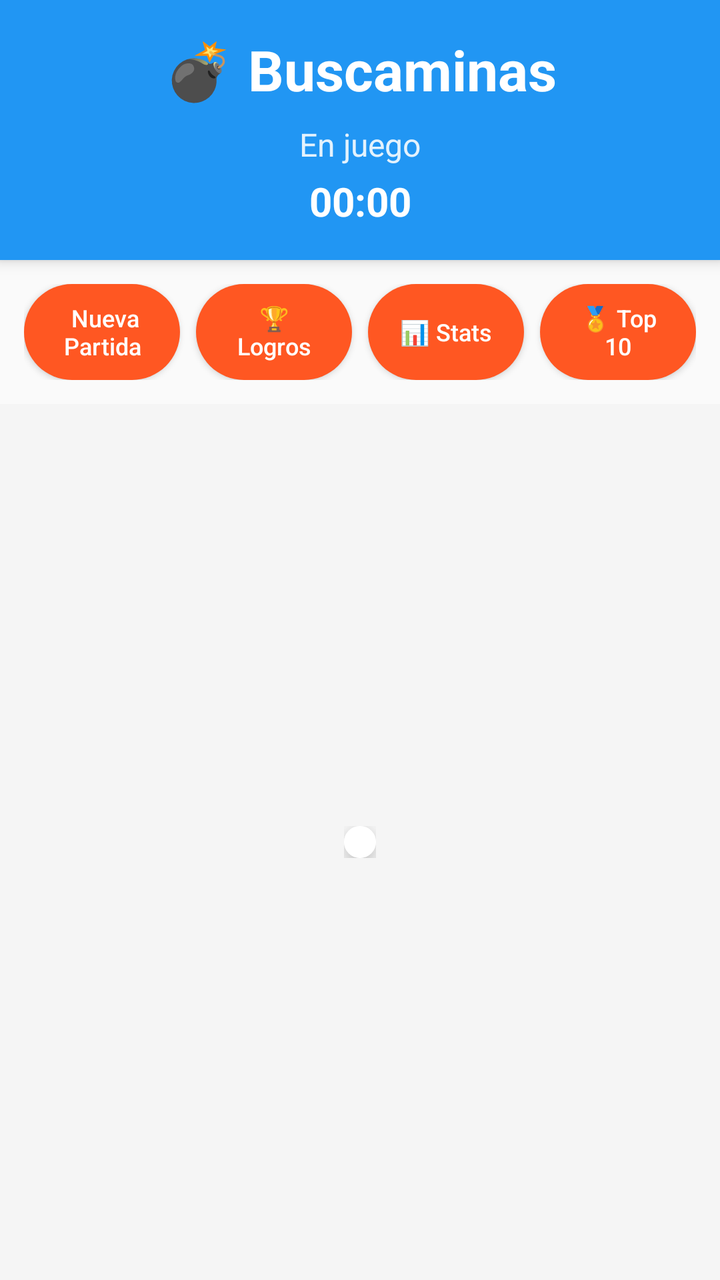
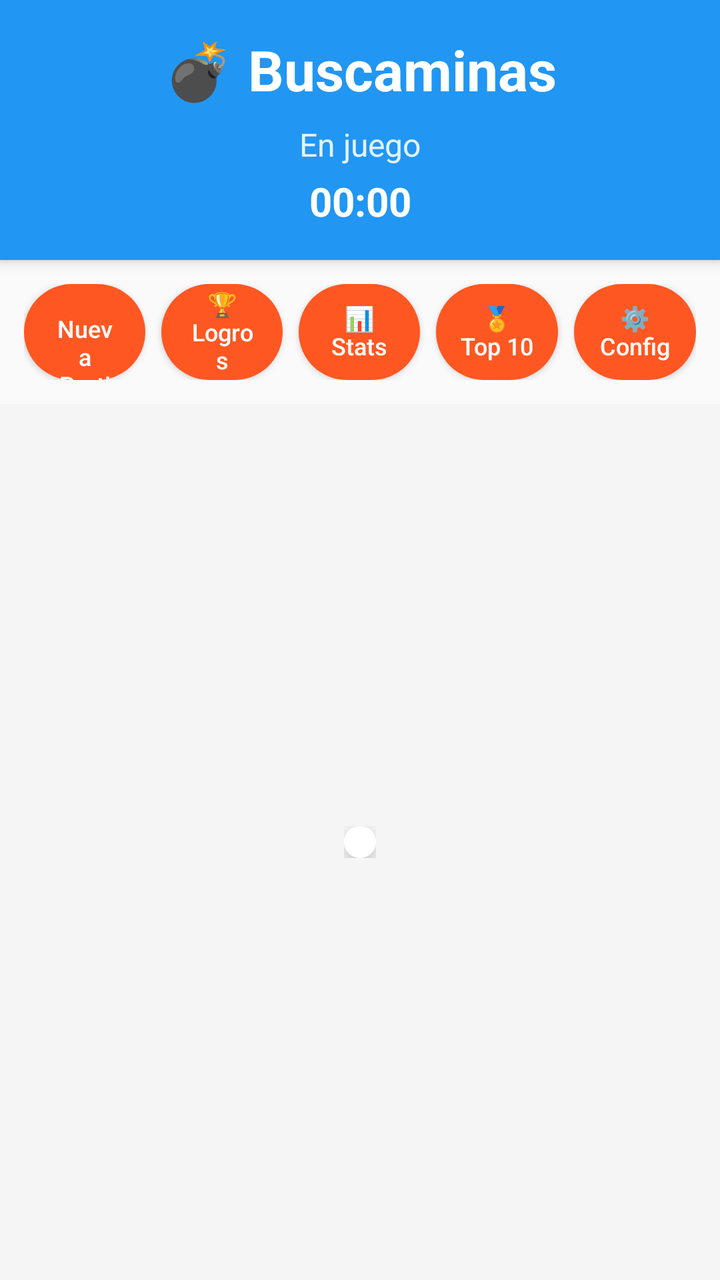

Compare the two renders of this Android layout. The source of the first and the diff that turns it into the second are given below.
<!-- AndroidManifest.xml: application theme Theme.Buscaminas -->
<!-- res/layout/activity_main.xml -->
<LinearLayout
    xmlns:android="http://schemas.android.com/apk/res/android"
    android:layout_width="match_parent"
    android:layout_height="match_parent"
    android:orientation="vertical"
    android:background="#FFFFFF">

    
    <LinearLayout
        android:layout_width="match_parent"
        android:layout_height="wrap_content"
        android:orientation="vertical"
        android:background="@color/header_bg"
        android:elevation="4dp"
        android:paddingTop="16dp"
        android:paddingBottom="16dp">

        <TextView
            android:id="@+id/tvTitulo"
            android:layout_width="match_parent"
            android:layout_height="wrap_content"
            android:text="💣 Buscaminas"
            android:textSize="28sp"
            android:textStyle="bold"
            android:textColor="@color/header_title"
            android:gravity="center"
            android:paddingBottom="8dp"/>

        <TextView
            android:id="@+id/tvEstado"
            android:layout_width="match_parent"
            android:layout_height="wrap_content"
            android:text="En juego"
            android:textSize="16sp"
            android:textColor="@color/header_subtitle"
            android:gravity="center"
            android:paddingBottom="4dp"/>

        <Chronometer
            android:id="@+id/cronometro"
            android:layout_width="match_parent"
            android:layout_height="wrap_content"
            android:gravity="center"
            android:textSize="20sp"
            android:textStyle="bold"
            android:textColor="@color/header_title"/>

    </LinearLayout>

    
    <LinearLayout
        android:layout_width="match_parent"
        android:layout_height="wrap_content"
        android:orientation="horizontal"
        android:gravity="center"
        android:padding="12dp"
        android:background="@color/background_light">

        <Button
            android:id="@+id/btnReiniciar"
            android:layout_width="0dp"
            android:layout_height="48dp"
            android:layout_weight="1"
            android:text=" Nueva Partida"
            android:textSize="12sp"
            android:textColor="@color/btn_reiniciar_text"
            android:textAllCaps="false"
            android:background="@drawable/boton_reiniciar"
            android:paddingStart="16dp"
            android:paddingEnd="16dp"
            android:elevation="2dp"
            android:layout_marginEnd="8dp"/>

        <Button
            android:id="@+id/btnLogros"
            android:layout_width="0dp"
            android:layout_height="48dp"
            android:layout_weight="1"
            android:text="🏆 Logros"
            android:textSize="12sp"
            android:textColor="@color/btn_reiniciar_text"
            android:textAllCaps="false"
            android:background="@drawable/boton_reiniciar"
            android:paddingStart="12dp"
            android:paddingEnd="12dp"
            android:elevation="2dp"
            android:layout_marginEnd="8dp"/>

        <Button
            android:id="@+id/btnEstadisticas"
            android:layout_width="0dp"
            android:layout_height="48dp"
            android:layout_weight="1"
            android:text="📊 Stats"
            android:textSize="12sp"
            android:textColor="@color/btn_reiniciar_text"
            android:textAllCaps="false"
            android:background="@drawable/boton_reiniciar"
            android:paddingStart="12dp"
            android:paddingEnd="12dp"
            android:elevation="2dp"
            android:layout_marginEnd="8dp"/>

        <Button
            android:id="@+id/btnLeaderboard"
            android:layout_width="0dp"
            android:layout_height="48dp"
            android:layout_weight="1"
            android:text="🏅 Top 10"
            android:textSize="12sp"
            android:textColor="@color/btn_reiniciar_text"
            android:textAllCaps="false"
            android:background="@drawable/boton_reiniciar"
            android:paddingStart="12dp"
            android:paddingEnd="12dp"
            android:elevation="2dp"/>

    </LinearLayout>

    
    <ScrollView
        android:layout_width="match_parent"
        android:layout_height="0dp"
        android:layout_weight="1"
        android:background="@color/background">

        <HorizontalScrollView
            android:layout_width="wrap_content"
            android:layout_height="wrap_content"
            android:layout_gravity="center">

            <LinearLayout
                android:layout_width="wrap_content"
                android:layout_height="wrap_content"
                android:orientation="vertical"
                android:padding="16dp">

                <androidx.cardview.widget.CardView
                    xmlns:app="http://schemas.android.com/apk/res-auto"
                    android:layout_width="wrap_content"
                    android:layout_height="wrap_content"
                    app:cardCornerRadius="12dp"
                    app:cardElevation="8dp"
                    app:cardBackgroundColor="@color/white">

                    <FrameLayout
                        android:layout_width="wrap_content"
                        android:layout_height="wrap_content"
                        android:padding="8dp"
                        android:background="@color/white">

                        <GridLayout
                            android:id="@+id/gridTablero"
                            android:layout_width="wrap_content"
                            android:layout_height="wrap_content"
                            android:background="@color/white"/>

                    </FrameLayout>

                </androidx.cardview.widget.CardView>

            </LinearLayout>

        </HorizontalScrollView>
    </ScrollView>

</LinearLayout>
<!-- resources referenced by this layout -->
<resources>
  <color name="background">#F5F5F5</color>
  <color name="background_light">#FAFAFA</color>
  <color name="btn_reiniciar_text">#FFFFFF</color>
  <color name="header_bg">#2196F3</color>
  <color name="header_subtitle">#E3F2FD</color>
  <color name="header_title">#FFFFFF</color>
  <color name="white">#FFFFFF</color>
  <!-- drawable boton_reiniciar (drawable) -->
  <?xml version="1.0" encoding="utf-8"?>
  <shape xmlns:android="http://schemas.android.com/apk/res/android"
      android:shape="rectangle">
      <solid android:color="#FF5722"/>
      <corners android:radius="24dp"/>
  </shape>
  <style name="Theme.Buscaminas" parent="Base.Theme.Buscaminas" />
  <style name="Base.Theme.Buscaminas" parent="Theme.Material3.DayNight.NoActionBar">
          
          
      </style>
</resources>

<!-- the commit's change to res/layout/activity_main.xml (unified diff, before → after) -->
@@ -113,6 +113,21 @@
             android:background="@drawable/boton_reiniciar"
             android:paddingStart="12dp"
             android:paddingEnd="12dp"
+            android:elevation="2dp"
+            android:layout_marginEnd="8dp"/>
+
+        <Button
+            android:id="@+id/btnConfiguracion"
+            android:layout_width="0dp"
+            android:layout_height="48dp"
+            android:layout_weight="1"
+            android:text="⚙️ Config"
+            android:textSize="12sp"
+            android:textColor="@color/btn_reiniciar_text"
+            android:textAllCaps="false"
+            android:background="@drawable/boton_reiniciar"
+            android:paddingStart="12dp"
+            android:paddingEnd="12dp"
             android:elevation="2dp"/>
 
     </LinearLayout>
